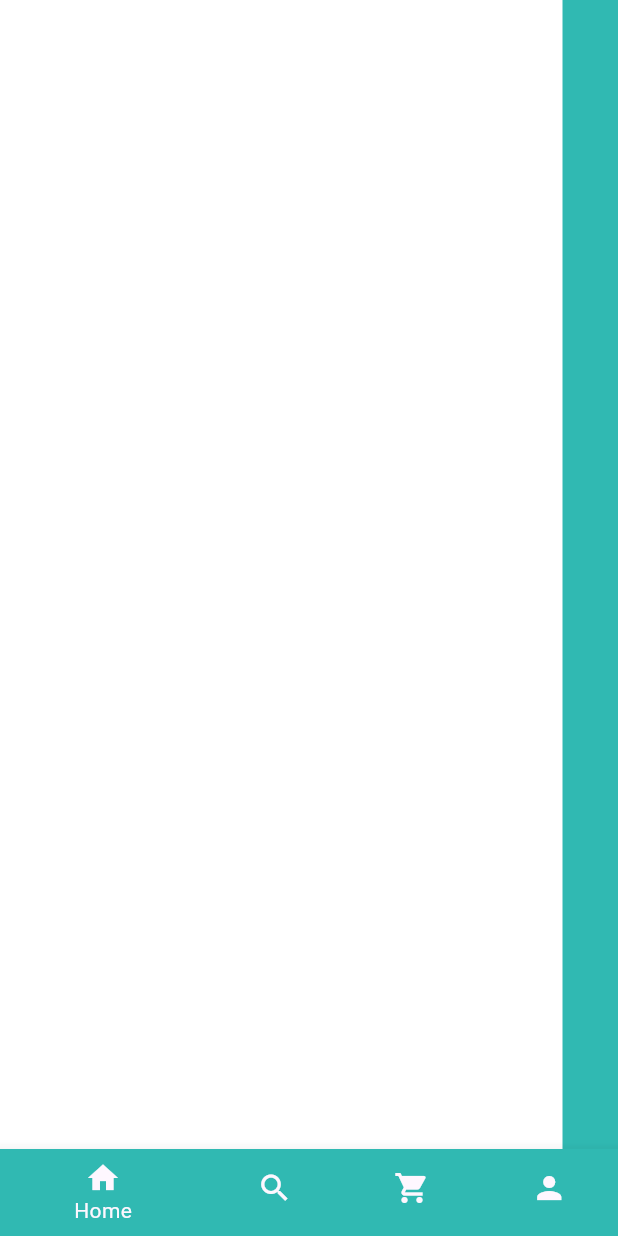
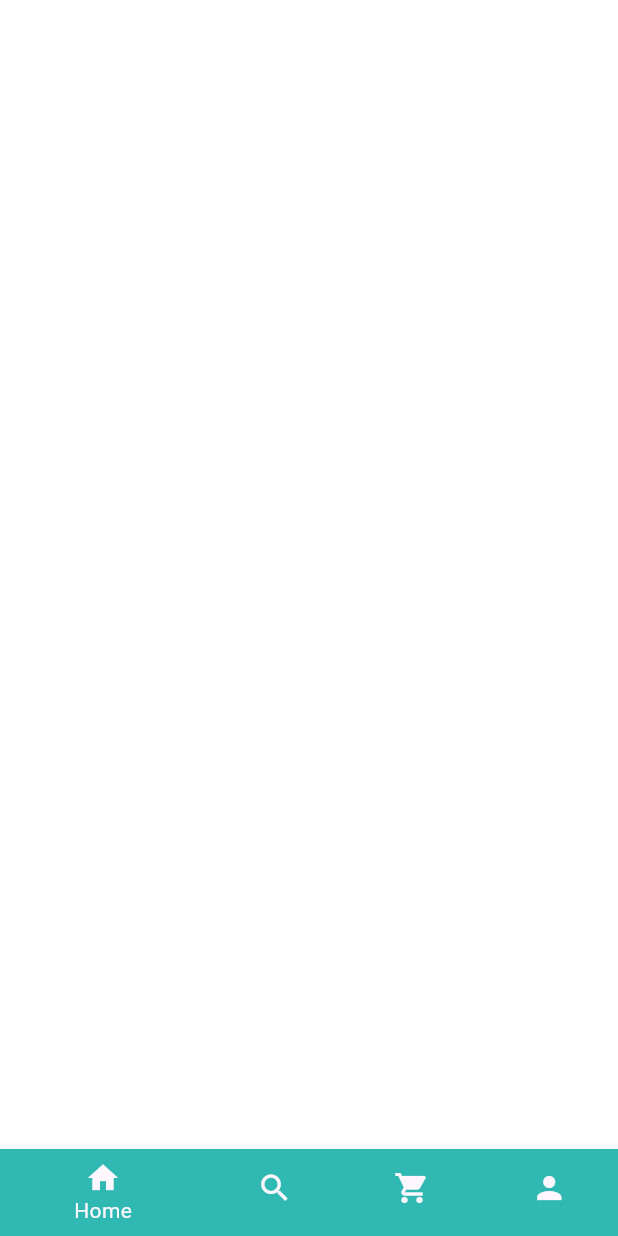
Before and after one commit to yiwei1029/flutter_bank, a Flutter app: the screen it shows after launch, on a phone screen of 412 x 824 dp. Run offline on Flutter 3.47's test engine with Material 3 defaults, Android fonts, the phone set to English and light mode, and no system bars; our stand-ins replace flutter_screenutil, get.

Commit message:
adjust container height and width

```diff
--- a/lib/main.dart
+++ b/lib/main.dart
@@ -2,7 +2,9 @@ import 'package:flutter/material.dart';
 import 'package:flutter_learn/views/entrypoint.dart';
 import 'package:flutter_screenutil/flutter_screenutil.dart';
 import 'package:get/get.dart';
+
 Widget defaultHome = const MainScreen();
+
 void main() {
   runApp(const MyApp());
 }
@@ -12,9 +14,13 @@ class MyApp extends StatelessWidget {
 
   @override
   Widget build(BuildContext context) {
+    final mediaQueryData = MediaQuery.of(context);
+    final screenWidth = mediaQueryData.size.width;
+    final screenHeight = mediaQueryData.size.height;
+
     //Set the fit size (Find your UI design, look at the dimensions of the device screen and fill it in,unit in dp)
     return ScreenUtilInit(
-      designSize: const Size(375, 825),
+      designSize: Size(screenWidth, screenHeight),
       minTextAdapt: true,
       splitScreenMode: true,
       // Use builder only if you need to use library outside ScreenUtilInit context
--- a/lib/views/entrypoint.dart
+++ b/lib/views/entrypoint.dart
@@ -6,12 +6,15 @@ class MainScreen extends StatelessWidget {
 
   @override
   Widget build(BuildContext context) {
+    final mediaQueryData = MediaQuery.of(context);
+    final screenWidth = mediaQueryData.size.width;
+    final screenHeight = mediaQueryData.size.height;
     return Scaffold(
         body: Stack(
       children: [
         Container(
-          height: 825,
-          width: 375,
+          height: screenHeight,
+          width: screenWidth,
           color: Colors.white,
         ),
         Align(
```
